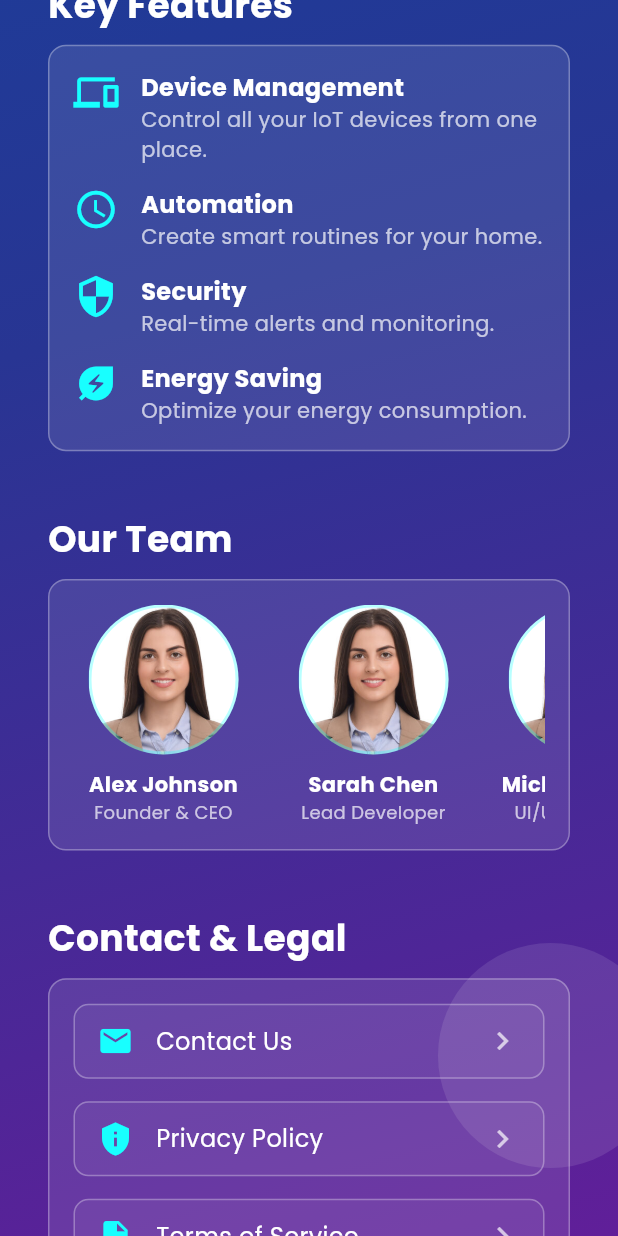
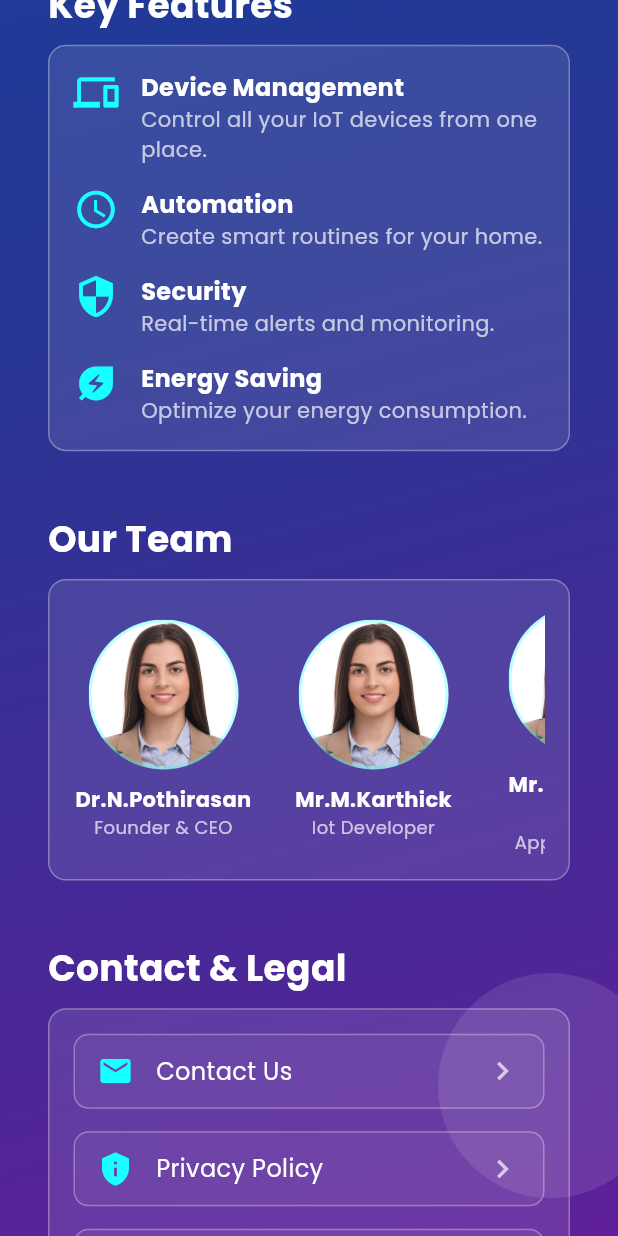
Before and after one commit to MAHESHKUMARM001/NeoHome, a Flutter app: the AboutPage screen opened directly, scrolled down 576 dp, on a phone screen of 412 x 824 dp. Run offline on Flutter 3.47's test engine with Material 3 defaults, Android fonts, the phone set to English and light mode, and no system bars; our stand-ins replace camera, carousel_slider, cloud_firestore, curved_navigation_bar, firebase_auth, firebase_core and 9 more; missing offline and left inert: mailer, mqtt_client, razorpay_flutter; accounts and stored records are empty.

Commit message:
update on 28/05/2025

```diff
--- a/neohome_iot/lib/about.dart
+++ b/neohome_iot/lib/about.dart
@@ -277,20 +277,26 @@ class _AboutPageState extends State<AboutPage> with SingleTickerProviderStateMix
                         child: Row(
                           children: [
                             _buildTeamMember(
-                              name: 'Alex Johnson',
+                              name: 'Dr.N.Pothirasan',
                               role: 'Founder & CEO',
                               image: 'images/team1.jpg',
                             ),
                             const SizedBox(width: 20),
                             _buildTeamMember(
-                              name: 'Sarah Chen',
-                              role: 'Lead Developer',
+                              name: 'Mr.M.Karthick',
+                              role: 'Iot Developer',
                               image: 'images/team1.jpg',
                             ),
                             const SizedBox(width: 20),
                             _buildTeamMember(
-                              name: 'Michael Brown',
-                              role: 'UI/UX Designer',
+                              name: 'Mr.M.Mahesh\nkumar',
+                              role: 'App Developer',
+                              image: 'images/team1.jpg',
+                            ),
+                            const SizedBox(width: 20),
+                            _buildTeamMember(
+                              name: 'Mr.M.Ganesh ',
+                              role: 'Technical Support',
                               image: 'images/team1.jpg',
                             ),
                           ],
@@ -325,7 +331,7 @@ class _AboutPageState extends State<AboutPage> with SingleTickerProviderStateMix
                           _buildActionButton(
                             icon: Icons.email,
                             text: 'Contact Us',
-                            onTap: () => _launchUrl('mailto:support@smarthomeiot.com'),
+                            onTap: () => _launchUrl('mailto:hashanmedicare@gmail.com'),
                           ),
                           const SizedBox(height: 15),
                           _buildActionButton(
@@ -351,7 +357,7 @@ class _AboutPageState extends State<AboutPage> with SingleTickerProviderStateMix
                           ),
                           const SizedBox(height: 20),
                           Text(
-                            '© 2023 SmartHome IoT. All rights reserved.',
+                            '© 2023 NeoHome IoT. All rights reserved.',
                             style: GoogleFonts.poppins(
                               fontSize: 12,
                               color: Colors.white70,
```
Also changed, not shown: neohome_iot/lib/contact.dart (+8 -8 lines), neohome_iot/lib/documentation.dart (+17 -4 lines), neohome_iot/lib/iotcontrol.dart (+33 -1 lines), neohome_iot/lib/navigation.dart (+82 -83 lines).
